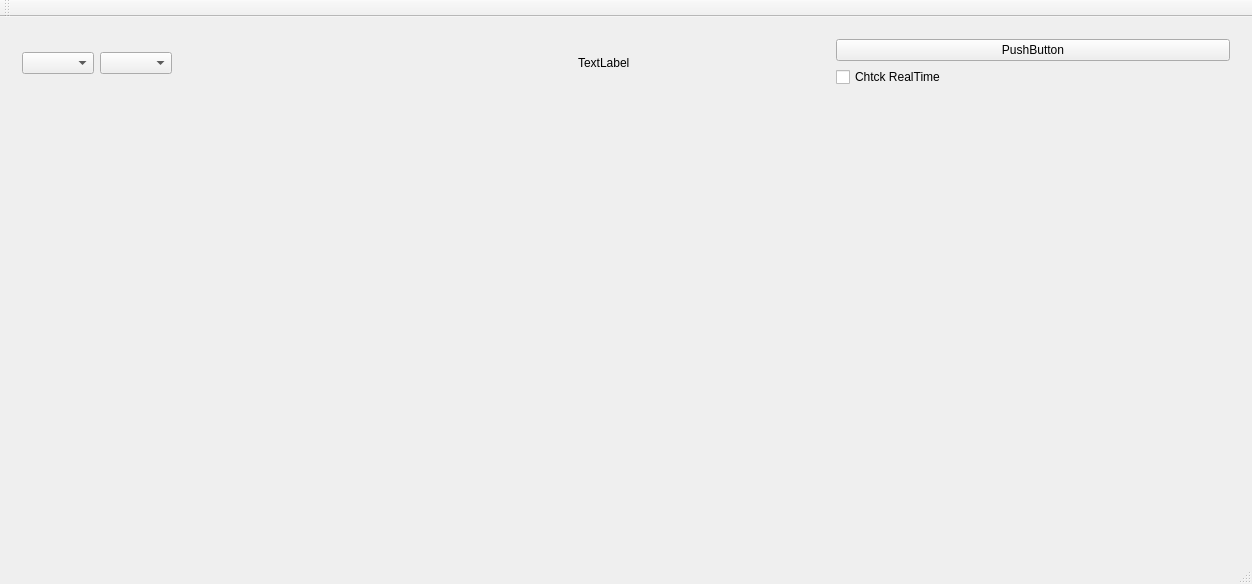
BortonGo/TradeSoft, file mainwindow.ui: the form before one commit.
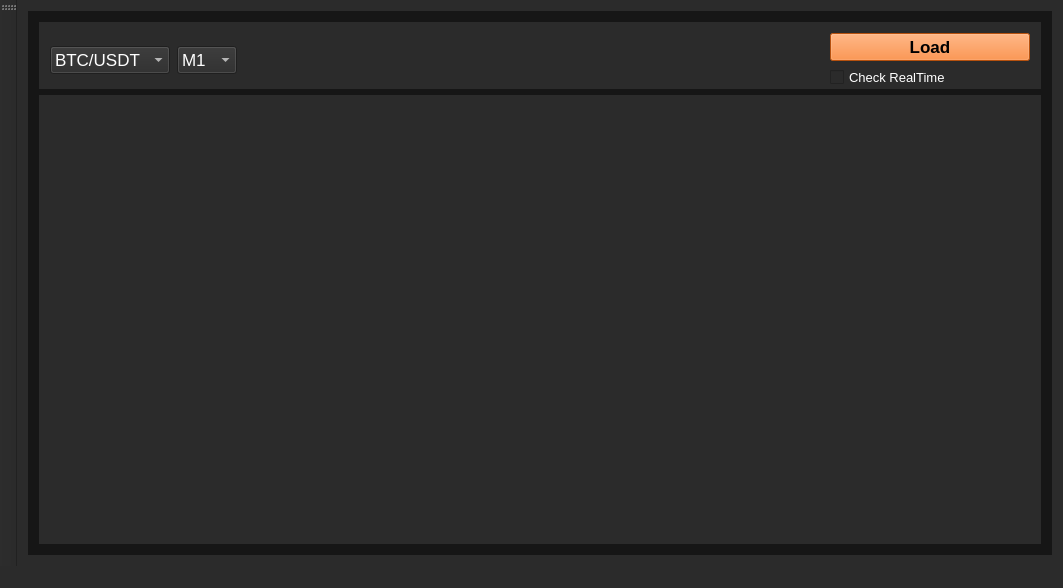
The form after the commit.

```diff
--- a/mainwindow.ui
+++ b/mainwindow.ui
@@ -6,22 +6,59 @@
    <rect>
     <x>0</x>
     <y>0</y>
-    <width>1252</width>
-    <height>584</height>
+    <width>1063</width>
+    <height>588</height>
    </rect>
   </property>
   <property name="windowTitle">
-   <string>MainWindow</string>
+   <string>TradeSoft</string>
+  </property>
+  <property name="styleSheet">
+   <string notr="true">background-color: rgb(43, 43, 43);
+color: white;                /* цвет текста */</string>
   </property>
   <widget class="QWidget" name="centralWidget">
    <layout class="QGridLayout" name="gridLayout">
     <item row="0" column="0">
-     <layout class="QGridLayout" name="gridLayout_2">
+     <layout class="QGridLayout" name="gridLayout_2" rowstretch="0,1" columnstretch="0">
       <item row="1" column="0">
        <widget class="QWidget" name="chartWidget" native="true">
-        <layout class="QGridLayout" name="gridLayout_4" rowstretch="0,0,1">
+        <property name="styleSheet">
+         <string notr="true">background-color: rgb(22, 22, 22);
+
+color: white;                /* цвет текста */</string>
+        </property>
+        <layout class="QGridLayout" name="gridLayout_4" rowstretch="0,0,0">
+         <item row="2" column="0">
+          <widget class="QWidget" name="widget" native="true">
+           <property name="sizePolicy">
+            <sizepolicy hsizetype="Expanding" vsizetype="Expanding">
+             <horstretch>0</horstretch>
+             <verstretch>0</verstretch>
+            </sizepolicy>
+           </property>
+           <property name="styleSheet">
+            <string notr="true">background-color: rgb(43, 43, 43);
+color: white;                /* цвет текста */</string>
+           </property>
+          </widget>
+         </item>
          <item row="1" column="0">
+          <widget class="QFrame" name="horizontalFrame">
+           <property name="styleSheet">
+            <string notr="true">background-color: rgb(43, 43, 43);
+color: white;                /* цвет текста */</string>
+           </property>
           <layout class="QHBoxLayout" name="horizontalLayout" stretch="0,0,0,0,0,1">
+            <property name="spacing">
+             <number>7</number>
+            </property>
+            <property name="sizeConstraint">
+             <enum>QLayout::SetDefaultConstraint</enum>
+            </property>
+            <property name="bottomMargin">
+             <number>1</number>
+            </property>
            <item>
             <widget class="QComboBox" name="comboBox">
              <property name="sizePolicy">
@@ -30,6 +67,66 @@
                <verstretch>0</verstretch>
               </sizepolicy>
              </property>
+              <property name="minimumSize">
+               <size>
+                <width>120</width>
+                <height>0</height>
+               </size>
+              </property>
+              <property name="font">
+               <font>
+                <pointsize>13</pointsize>
+               </font>
+              </property>
+              <property name="styleSheet">
+               <string notr="true">background-color: rgb(43, 43, 43);
+color: white;                /* цвет текста */</string>
+              </property>
+              <item>
+               <property name="text">
+                <string>BTC/USDT</string>
+               </property>
+              </item>
+              <item>
+               <property name="text">
+                <string>ETH/USDT</string>
+               </property>
+              </item>
+              <item>
+               <property name="text">
+                <string>XRP/USDT</string>
+               </property>
+              </item>
+              <item>
+               <property name="text">
+                <string>SEI/USDT</string>
+               </property>
+              </item>
+              <item>
+               <property name="text">
+                <string>APEX/USDT</string>
+               </property>
+              </item>
+              <item>
+               <property name="text">
+                <string>ADA/USDT</string>
+               </property>
+              </item>
+              <item>
+               <property name="text">
+                <string>SOL/USDT</string>
+               </property>
+              </item>
+              <item>
+               <property name="text">
+                <string>PEPE/USDT</string>
+               </property>
+              </item>
+              <item>
+               <property name="text">
+                <string>TON/USDT</string>
+               </property>
+              </item>
             </widget>
            </item>
            <item>
@@ -40,6 +137,51 @@
                <verstretch>0</verstretch>
               </sizepolicy>
              </property>
+              <property name="minimumSize">
+               <size>
+                <width>60</width>
+                <height>0</height>
+               </size>
+              </property>
+              <property name="font">
+               <font>
+                <pointsize>13</pointsize>
+               </font>
+              </property>
+              <property name="styleSheet">
+               <string notr="true">background-color: rgb(43, 43, 43);
+color: white;                /* цвет текста */</string>
+              </property>
+              <item>
+               <property name="text">
+                <string>M1</string>
+               </property>
+              </item>
+              <item>
+               <property name="text">
+                <string>M5</string>
+               </property>
+              </item>
+              <item>
+               <property name="text">
+                <string>M15</string>
+               </property>
+              </item>
+              <item>
+               <property name="text">
+                <string>H1</string>
+               </property>
+              </item>
+              <item>
+               <property name="text">
+                <string>H4</string>
+               </property>
+              </item>
+              <item>
+               <property name="text">
+                <string>D1</string>
+               </property>
+              </item>
             </widget>
            </item>
            <item>
@@ -63,8 +205,17 @@
                <verstretch>0</verstretch>
               </sizepolicy>
              </property>
+              <property name="minimumSize">
+               <size>
+                <width>200</width>
+                <height>0</height>
+               </size>
+              </property>
+              <property name="layoutDirection">
+               <enum>Qt::LeftToRight</enum>
+              </property>
              <property name="text">
-              <string>TextLabel</string>
+               <string/>
              </property>
             </widget>
            </item>
@@ -73,6 +224,9 @@
              <property name="orientation">
               <enum>Qt::Horizontal</enum>
              </property>
+              <property name="sizeType">
+               <enum>QSizePolicy::Expanding</enum>
+              </property>
              <property name="sizeHint" stdset="0">
               <size>
                <width>200</width>
@@ -86,29 +240,66 @@
              <item row="0" column="0">
               <widget class="QPushButton" name="pushButton">
                <property name="sizePolicy">
-                <sizepolicy hsizetype="Expanding" vsizetype="Fixed">
+                 <sizepolicy hsizetype="Fixed" vsizetype="Fixed">
                  <horstretch>0</horstretch>
                  <verstretch>0</verstretch>
                 </sizepolicy>
                </property>
+                <property name="minimumSize">
+                 <size>
+                  <width>200</width>
+                  <height>0</height>
+                 </size>
+                </property>
+                <property name="font">
+                 <font>
+                  <family>MS Shell Dlg 2</family>
+                  <pointsize>13</pointsize>
+                  <weight>75</weight>
+                  <italic>false</italic>
+                  <bold>true</bold>
+                 </font>
+                </property>
+                <property name="styleSheet">
+                 <string notr="true">background-color:red;   /* фон */
+color: black;                /* цвет текста */
+background-color: rgb(255, 114, 20);</string>
+                </property>
                <property name="text">
-                <string>PushButton</string>
+                 <string>Load</string>
                </property>
               </widget>
              </item>
              <item row="1" column="0">
-              <widget class="QCheckBox" name="checkBox">
+               <widget class="QCheckBox" name="chkRealtime">
+                <property name="font">
+                 <font>
+                  <family>MS Shell Dlg 2</family>
+                  <pointsize>10</pointsize>
+                  <weight>50</weight>
+                  <italic>false</italic>
+                  <bold>false</bold>
+                 </font>
+                </property>
+                <property name="layoutDirection">
+                 <enum>Qt::LeftToRight</enum>
+                </property>
+                <property name="autoFillBackground">
+                 <bool>false</bool>
+                </property>
+                <property name="styleSheet">
+                 <string notr="true">background-color: rgb(43, 43, 43);
+color: white;                /* цвет текста */</string>
+                </property>
                <property name="text">
-                <string>Chtck RealTime</string>
+                 <string>Check RealTime</string>
                </property>
               </widget>
              </item>
             </layout>
            </item>
           </layout>
-         </item>
-         <item row="2" column="0">
-          <widget class="QWidget" name="widget" native="true"/>
+          </widget>
          </item>
         </layout>
        </widget>
@@ -129,10 +320,10 @@
   </widget>
   <widget class="QToolBar" name="mainToolBar">
    <attribute name="toolBarArea">
-    <enum>TopToolBarArea</enum>
+    <enum>LeftToolBarArea</enum>
    </attribute>
    <attribute name="toolBarBreak">
-    <bool>false</bool>
+    <bool>true</bool>
    </attribute>
   </widget>
   <widget class="QStatusBar" name="statusBar"/>
```
Left out of the diff: 8 changed lines with no effect on the pictures. Lines whose indentation alone changed are shown as unchanged.
